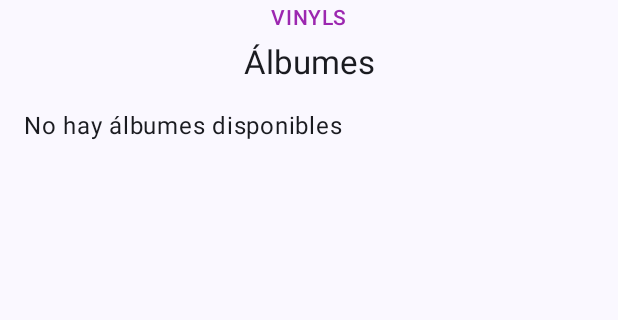
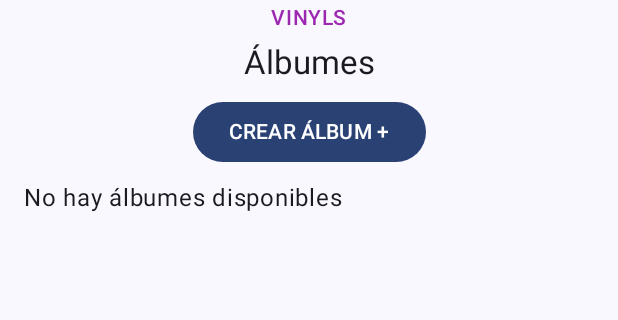
Before and after one commit to jposoriob1/TSDC-Vinilos-moviles, an Android app built with Jetpack Compose: the AlbumesActivity screen opened directly, with no data from a screen before it, on a phone screen of 412 x 824 dp, the part 198-518 px from its top. Run offline under Robolectric (Android 15) with nearby library versions, the phone set to English and light mode, and no system bars; pictures from the network do not load.

Commit message:
screen Create Album empty

```diff
--- a/app/src/main/AndroidManifest.xml
+++ b/app/src/main/AndroidManifest.xml
@@ -32,6 +32,11 @@
             android:label="@string/title_activity_albumes"
             android:theme="@style/Theme.TSDC" />
         <activity
+            android:name=".ui.view.CreateAlbumActivity"
+            android:exported="false"
+            android:label="@string/title_activity_create_album"
+            android:theme="@style/Theme.TSDC" />
+        <activity
             android:name=".MainActivity"
             android:exported="true"
             android:label="MainActivity"
--- a/app/src/main/java/com/example/tsdc/ui/view/AlbumesScreen.kt
+++ b/app/src/main/java/com/example/tsdc/ui/view/AlbumesScreen.kt
@@ -1,5 +1,5 @@
 package com.example.tsdc.ui.view
-
+import android.content.Intent
 import androidx.compose.foundation.Image
 import androidx.compose.foundation.layout.*
 import androidx.compose.foundation.lazy.LazyColumn
@@ -22,12 +22,13 @@ import androidx.compose.ui.unit.sp
 import androidx.compose.ui.text.font.FontWeight
 import androidx.compose.ui.layout.ContentScale
 import androidx.compose.ui.graphics.Color
+import androidx.compose.ui.platform.LocalContext
 
 @OptIn(ExperimentalMaterial3Api::class)
 @Composable
 fun AlbumesScreen(viewModel: AlbumsViewModel, onBack: () -> Unit) {
     val albums by viewModel.albums.collectAsState()
-
+    val context = LocalContext.current
     LaunchedEffect(Unit) {
         viewModel.fetchAlbums()
     }
@@ -74,6 +75,7 @@ fun AlbumesScreen(viewModel: AlbumsViewModel, onBack: () -> Unit) {
                     Spacer(modifier = Modifier.height(4.dp))
                     Text("Álbumes", style = MaterialTheme.typography.titleLarge)
                     Spacer(modifier = Modifier.height(8.dp))
+                    FilledButtonExample()
                 }
             }
         }
@@ -92,6 +94,20 @@ fun AlbumesScreen(viewModel: AlbumsViewModel, onBack: () -> Unit) {
                 }
             }
         }
+    }
+}
+
+@Composable
+fun FilledButtonExample() {
+    val context = LocalContext.current
+
+    Button(
+        onClick = {
+            val intent = Intent(context, CreateAlbumActivity::class.java)
+            context.startActivity(intent)
+        }
+    ) {
+        Text(text = "CREAR ÁLBUM +")
     }
 }
 
--- a/app/src/main/res/values/strings.xml
+++ b/app/src/main/res/values/strings.xml
@@ -3,4 +3,5 @@
     <string name="title_activity_albumes">AlbumesActivity</string>
     <string name="title_activity_artistas">ArtistasActivity</string>
     <string name="title_activity_coleccionistas">ColeccionistasActivity</string>
+    <string name="title_activity_create_album">CreateAlbumActivity</string>
 </resources>
```
Also changed, not shown: app/src/main/java/com/example/tsdc/ui/view/CreateAlbumActivity.kt (added, +22 -0 lines), app/src/main/java/com/example/tsdc/ui/view/CreateAlbumScreen.kt (added, +70 -0 lines).
